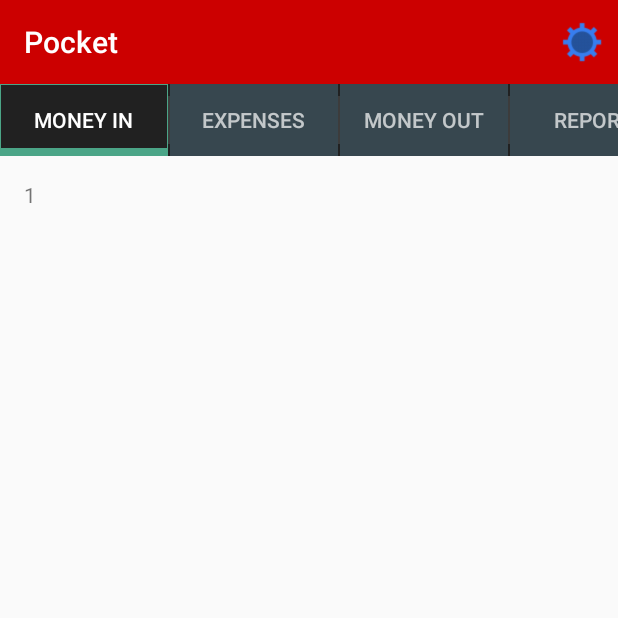
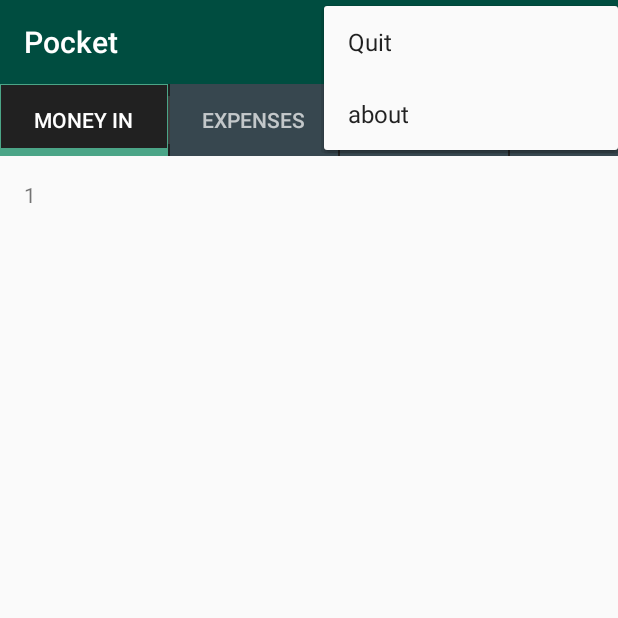
Before and after one commit to USNEP/tabs, an Android app: the screen it shows after launch (MainActivity), after a tap on "Settings", on a phone screen of 412 x 824 dp, the top half of it. Run offline under Robolectric (Android 15) with nearby library versions, the phone set to English and light mode, and no system bars; libraries missing offline, so code that uses them is left out: com.activeandroid, com.activeandroid.annotation, com.activeandroid.query; 2 statements that could not run were skipped.

Commit message:
Used activeandroid and tabbed view layouts

```diff
--- a/app/src/main/java/com/example/ashok/pocket/MainActivity.java
+++ b/app/src/main/java/com/example/ashok/pocket/MainActivity.java
@@ -1,22 +1,25 @@
 package com.example.ashok.pocket;
 
-import java.util.Locale;
-
-import android.support.v7.app.AppCompatActivity;
-import android.support.v7.app.ActionBar;
+import android.os.Bundle;
 import android.support.v4.app.Fragment;
 import android.support.v4.app.FragmentManager;
+import android.support.v4.app.FragmentPagerAdapter;
 import android.support.v4.app.FragmentTransaction;
-import android.support.v4.app.FragmentPagerAdapter;
-import android.os.Bundle;
 import android.support.v4.view.ViewPager;
-import android.view.Gravity;
+import android.support.v7.app.ActionBar;
+import android.support.v7.app.AppCompatActivity;
+import android.support.v7.app.NotificationCompat;
 import android.view.LayoutInflater;
 import android.view.Menu;
 import android.view.MenuItem;
 import android.view.View;
 import android.view.ViewGroup;
 import android.widget.TextView;
+
+import java.util.List;
+import java.util.Locale;
+
+import databbase.Category;
 
 public class MainActivity extends AppCompatActivity implements ActionBar.TabListener {
 
@@ -28,8 +31,9 @@ public class MainActivity extends AppCompatActivity implements ActionBar.TabList
      * may be best to switch to a
      * {@link android.support.v4.app.FragmentStatePagerAdapter}.
      */
+    NotificationCompat.Builder mBuilder;
     SectionsPagerAdapter mSectionsPagerAdapter;
-
+//grandy binod bijuche
     /**
      * The {@link ViewPager} that will host the section contents.
      */
@@ -39,10 +43,24 @@ public class MainActivity extends AppCompatActivity implements ActionBar.TabList
     protected void onCreate(Bundle savedInstanceState) {
         super.onCreate(savedInstanceState);
         setContentView(R.layout.activity_main);
+       mBuilder = new NotificationCompat.Builder(MainActivity.this);
 
         // Set up the action bar.
         final ActionBar actionBar = getSupportActionBar();
         actionBar.setNavigationMode(ActionBar.NAVIGATION_MODE_TABS);
+
+//
+//        ArrayAdapter<String> adapter = new ArrayAdapter<String>(getBaseContext(), android.R.layout.simple_spinner_dropdown_item, getResources().getStringArray(R.array.set_array));
+//        actionBar.setNavigationMode(ActionBar.NAVIGATION_MODE_LIST);
+//        ActionBar.OnNavigationListener navigationListener = new android.support.v7.app.ActionBar.OnNavigationListener() {
+//
+//            @Override
+//            public boolean onNavigationItemSelected(int itemPosition, long itemId) {
+//                Toast.makeText(getBaseContext(), "You selected : "   , Toast.LENGTH_SHORT).show();
+//                return false;
+//            }
+//        };
+//        actionBar.setListNavigationCallbacks(adapter, navigationListener);
 
         // Create the adapter that will return a fragment for each of the three
         // primary sections of the activity.
@@ -74,6 +92,9 @@ public class MainActivity extends AppCompatActivity implements ActionBar.TabList
                             .setText(mSectionsPagerAdapter.getPageTitle(i))
                             .setTabListener(this));
         }
+
+
+
     }
 
 
@@ -81,6 +102,7 @@ public class MainActivity extends AppCompatActivity implements ActionBar.TabList
     public boolean onCreateOptionsMenu(Menu menu) {
         // Inflate the menu; this adds items to the action bar if it is present.
         getMenuInflater().inflate(R.menu.menu_main, menu);
+
         return true;
     }
 
@@ -93,6 +115,12 @@ public class MainActivity extends AppCompatActivity implements ActionBar.TabList
 
         //noinspection SimplifiableIfStatement
         if (id == R.id.action_settings) {
+            System.out.println("setting btn clicked");
+            Category restaurants = new Category();
+            restaurants.remoteId = 2;
+            restaurants.name = "Hotels";
+            restaurants.save();
+            System.out.println("Saved everything.................");
             return true;
         }
 
@@ -128,6 +156,7 @@ public class MainActivity extends AppCompatActivity implements ActionBar.TabList
         public Fragment getItem(int position) {
             // getItem is called to instantiate the fragment for the given page.
             // Return a PlaceholderFragment (defined as a static inner class below).
+            System.out.println("tab changed........................");
             return PlaceholderFragment.newInstance(position + 1);
         }
 
@@ -185,9 +214,21 @@ public class MainActivity extends AppCompatActivity implements ActionBar.TabList
             View rootView = inflater.inflate(R.layout.fragment_main, container, false);
           int i=  getArguments().getInt(ARG_SECTION_NUMBER);
             TextView tv=(TextView)rootView.findViewById(R.id.section_label);
-            tv.setText(String.valueOf(i));
+            String s="";
+            if (i==2){
+                List<Category> c=Category.getAll();
+                for(Category p:c){
+                    s=s+p.getId()+"  ";
+                }
+                tv.setText(s);
+
+            }else {
+                tv.setText(String.valueOf(i));
+            }
             return rootView;
         }
     }
 
+
+
 }
--- /dev/null
+++ b/app/src/main/java/databbase/Category.java
@@ -0,0 +1,31 @@
+package databbase;
+
+import com.activeandroid.Model;
+import com.activeandroid.annotation.Column;
+import com.activeandroid.annotation.Table;
+import com.activeandroid.query.Select;
+
+import java.util.List;
+
+@Table(name = "Categories")
+ public class Category extends Model {
+    // This is the unique id given by the server
+    @Column(name = "remote_id", unique = true)
+    public long remoteId;
+    // This is a regular field
+    @Column(name = "Name")
+    public String name;
+
+    // Make sure to have a default constructor for every ActiveAndroid model
+    public Category(){
+        super();
+    }
+
+    // Used to return items from another table based on the foreign key
+    public List<Items> items() {
+        return getMany(Items.class, "Category");
+    }
+    public static List<Category> getAll(){
+        return new Select().from(Category.class).execute();
+    }
+}
--- a/app/src/main/res/drawable/act_color.xml
+++ b/app/src/main/res/drawable/act_color.xml
@@ -1,5 +1,5 @@
 <shape xmlns:android="http://schemas.android.com/apk/res/android" >
-    <solid android:color="@android:color/holo_red_dark" />
+    <solid android:color="#004D40" />
     <corners android:radius="0dp" />
     <size
         android:height="15dp"
--- /dev/null
+++ b/app/src/main/res/layout/action_sort.xml
@@ -0,0 +1,4 @@
+<Spinner xmlns:android="http://schemas.android.com/apk/res/android"
+    android:layout_width="wrap_content"
+    android:layout_height="wrap_content"
+    android:entries="@array/set_array" />
--- a/app/src/main/res/layout/activity_main.xml
+++ b/app/src/main/res/layout/activity_main.xml
@@ -1,4 +1,6 @@
 <android.support.v4.view.ViewPager xmlns:android="http://schemas.android.com/apk/res/android"
-    xmlns:tools="http://schemas.android.com/tools" android:id="@+id/pager"
-    android:layout_width="match_parent" android:layout_height="match_parent"
+    xmlns:tools="http://schemas.android.com/tools"
+    android:id="@+id/pager"
+    android:layout_width="match_parent"
+    android:layout_height="match_parent"
     tools:context=".MainActivity" />
--- a/app/src/main/res/layout/fragment_main.xml
+++ b/app/src/main/res/layout/fragment_main.xml
@@ -6,7 +6,8 @@
     android:paddingBottom="@dimen/activity_vertical_margin"
     tools:context=".MainActivity$PlaceholderFragment">
 
-    <TextView android:id="@+id/section_label" android:layout_width="wrap_content"
+    <TextView android:id="@+id/section_label"
+        android:layout_width="wrap_content"
         android:layout_height="wrap_content"
         android:text="doneeeeeeeeeeeeeeee"/>
 
--- a/app/src/main/res/menu/menu_main.xml
+++ b/app/src/main/res/menu/menu_main.xml
@@ -1,7 +1,19 @@
 <menu xmlns:android="http://schemas.android.com/apk/res/android"
     xmlns:app="http://schemas.android.com/apk/res-auto"
-    xmlns:tools="http://schemas.android.com/tools" tools:context=".MainActivity">
-    <item android:id="@+id/action_settings" android:title="@string/action_settings"
-        android:orderInCategory="100" app:showAsAction="always"
-        android:icon="@drawable/setting"/>
+    xmlns:tools="http://schemas.android.com/tools"
+    tools:context=".MainActivity">
+    <item android:id="@+id/action_settings"
+        android:title="@string/action_settings"
+        android:orderInCategory="100"
+        app:showAsAction="always"
+        android:icon="@drawable/setting"
+        >
+    <menu>
+        <item android:id="@+id/top"
+            android:title="Quit"
+            />
+        <item android:id="@+id/bottom"
+            android:title="about" />
+    </menu>
+    </item>
 </menu>
--- a/app/src/main/res/values/strings.xml
+++ b/app/src/main/res/values/strings.xml
@@ -5,8 +5,12 @@
     <string name="title_section2">Expenses</string>
     <string name="title_section3">Money Out</string>
     <string name="title_section4">Report</string>
+    <string name="hello_world">Hello world!</string>
+    <string name="action_settings">Settings</string>
+    <string-array name="set_array">
+        <item>Setting</item>
+        <item>About</item>
+        <item>Quit</item>
 
-    <string name="hello_world">Hello world!</string>
-
-    <string name="action_settings">Settings</string>
+    </string-array>
 </resources>
```
Also changed, not shown: app/build.gradle (+7 -0 lines), app/src/main/AndroidManifest.xml (+13 -2 lines), app/src/main/java/databbase/Items.java (added, +30 -0 lines), app/src/main/res/layout/seting_dialog.xml (added, +20 -0 lines), 1 other file.
